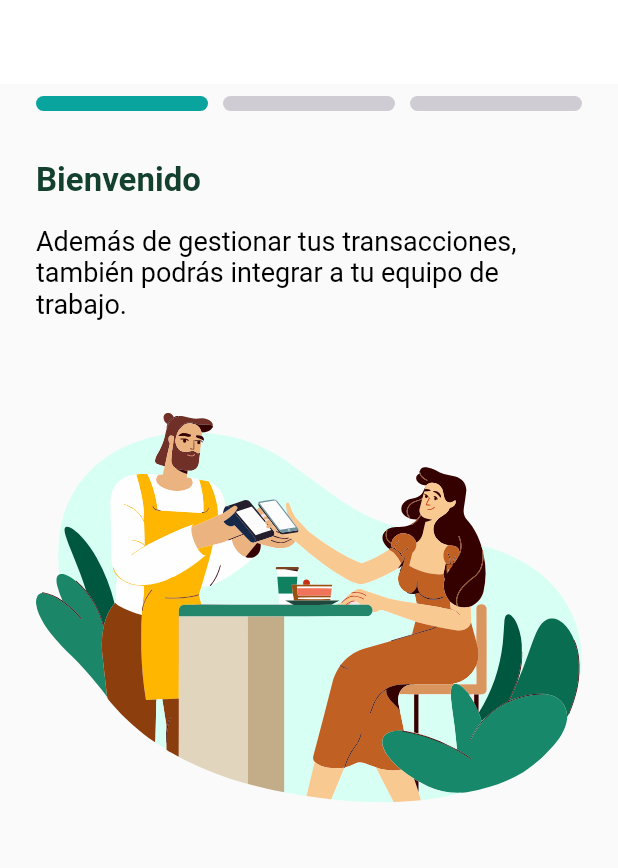
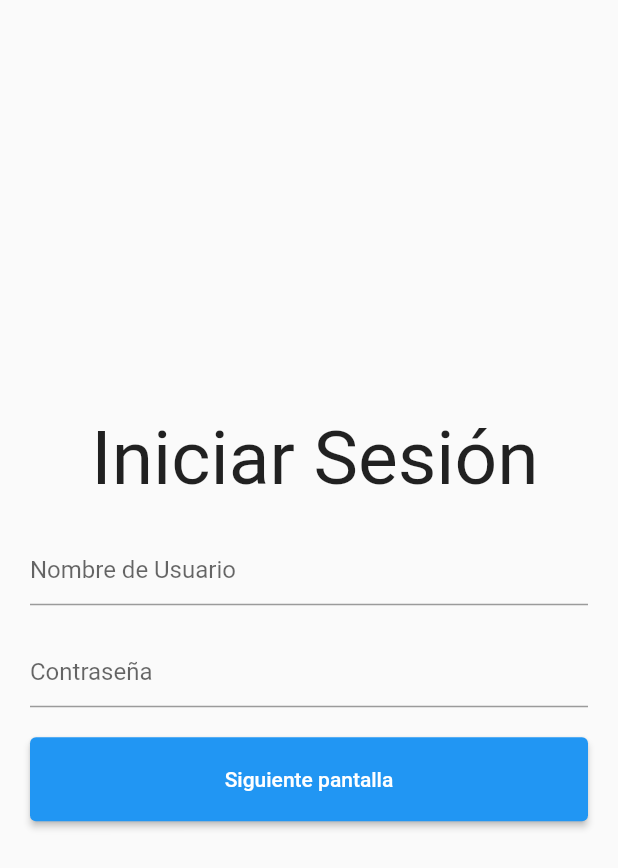
Before and after one commit to DavidEMV1622/credibanco_HU_One, a Flutter app: the screen it shows after launch, on a phone screen of 412 x 824 dp. Shown: the top 868 px of the screen. Run offline on Flutter 3.47's test engine with Material 2 defaults, Android fonts, the phone set to English and light mode, and no system bars; our stand-ins replace flutter_secure_storage, flutter_svg.

```diff
--- a/lib/app.dart
+++ b/lib/app.dart
@@ -1,5 +1,5 @@
-import 'package:credibanco_hu_aca_1715/presentation/screens/avisos_page.dart';
 import 'package:flutter/material.dart';
+import 'presentation/screens/Login_page.dart';
 
 class MyApp extends StatelessWidget {
   const MyApp({super.key});
@@ -10,8 +10,7 @@ class MyApp extends StatelessWidget {
       debugShowCheckedModeBanner: false,
       // widget principal
       home: Center(
-        child: AvisoPage(),
-        //child: ListViewPage(),
+        child: LoginPage(),
       ),
     );
   }
--- /dev/null
+++ b/lib/presentation/screens/Login_page.dart
@@ -0,0 +1,108 @@
+import 'package:flutter/material.dart';
+
+import '../utils/flutter_secure_storage.dart';
+import 'avisos_page.dart';
+
+class LoginPage extends StatefulWidget {
+  const LoginPage({super.key});
+
+  @override
+  State<LoginPage> createState() => _LoginPageState();
+}
+
+class _LoginPageState extends State<LoginPage> {
+
+  // Llave global
+  final GlobalKey<FormState> _formKey = GlobalKey();
+  // Declarar el llamado de la clase SecureStorageMethods para utilizar el metodo get en los controladores
+  final SecureStorageMethods _secureStorageMethods = SecureStorageMethods();
+
+
+  // Se ejecuta una vez antes de que se ejecute el StatefulWidget
+  @override
+  void initState() {
+    super.initState();
+    fetchSecureStorageData();
+  }
+
+  // Metodo para asignar true IsfirstTime
+  Future <void> fetchSecureStorageData() async {
+    await _secureStorageMethods.setIsfirstTime(true); // Para inicializar las notificaciones a true
+  }
+
+  @override
+  Widget build(BuildContext context) {
+    return Scaffold(
+      body: SafeArea(
+        child: Padding(
+          padding: const EdgeInsets.symmetric(horizontal: 20),
+          child: Form(
+            key: _formKey,
+            child: Column(
+              mainAxisAlignment: MainAxisAlignment.center,
+              children: [
+
+                // Manejo del titulo
+                const Padding(
+                  padding: EdgeInsets.only(left: 8.0),
+                  child: Text(
+                    'Iniciar Sesión',
+                    style: TextStyle(fontSize: 50),
+                  ),
+                ),
+
+                // Manejo del formulario usuario
+                Padding(
+                  padding: const EdgeInsets.only(top: 20),
+                  child: TextFormField(
+                    decoration: const InputDecoration(
+                      hintText: 'Nombre de Usuario',
+                    ),
+                  ),
+                ),
+
+                // Manejo del formulario de la contraseña
+                Padding(
+                  padding: const EdgeInsets.only(top: 20),
+                  child: TextFormField(
+                    obscureText: true,
+                    decoration: const InputDecoration(
+                      hintText: 'Contraseña',
+                    ),
+                  ),
+                ),
+
+                // Manejo del boton
+                Padding(
+                  padding: const EdgeInsets.only(top: 20),
+                  child: SizedBox(
+                    width: MediaQuery.of(context).size.width, // Largo del boton Response
+                    child: ElevatedButton(
+                      onPressed: () async {
+                        // Se obtiene el estado de IsfirstTime si es true o false
+                        bool? isFirstTime = await _secureStorageMethods.getIsFirstTime();
+
+                        // Si IsfirstTime es true, se pasa a las ventanas de avisos de lo contrario pasa a la ventana de inicio de sesion
+                        if (isFirstTime!) {
+                          await _secureStorageMethods.setIsfirstTime(false);
+                          Navigator.push(context, MaterialPageRoute(builder: (context) => const AvisoPage()));
+                        } else {
+
+                        }
+                      },
+                      // Texto del boton
+                      child: const Padding(
+                        padding: EdgeInsets.symmetric(vertical: 20.0),
+                        child: Text('Siguiente pantalla'),
+                      ),
+                    ),
+                  ),
+                ),
+              ],
+            ),
+          ),
+        ),
+      ),
+    );
+  }
+}
--- a/lib/presentation/utils/TextFormatter.dart
+++ b/lib/presentation/utils/TextFormatter.dart
@@ -27,7 +27,7 @@ Widget subtituloUno(String texto) {
         fontSize: 22,
         color: CustomColors.colorVerdeOscuroFuerte,
         fontWeight: FontWeight.bold,
-        //fontFamily: "Gilroy_Bold",
+        fontFamily: "Gilroy_Bold",
       ),
       textAlign: TextAlign.center,
     ),
@@ -43,7 +43,7 @@ Widget subtituloDos(String texto, double fontSizeText) {
         fontSize: fontSizeText,
         color: CustomColors.colorVerdeOscuroFuerte,
         fontWeight: FontWeight.bold,
-        //fontFamily: "Gilroy_Bold",
+        fontFamily: "Gilroy_Bold",
       ),
       textAlign: TextAlign.center,
     ),
--- /dev/null
+++ b/lib/presentation/utils/flutter_secure_storage.dart
@@ -0,0 +1,18 @@
+import 'package:flutter_secure_storage/flutter_secure_storage.dart';
+
+class SecureStorageMethods {
+
+  final storage = const FlutterSecureStorage();
+
+  final String _keyIsFirstTime = 'isFirstTime';
+
+
+  Future setIsfirstTime(bool isFirstTime) async {
+    await storage.write(key: _keyIsFirstTime, value: isFirstTime.toString());
+  }
+
+  Future<bool?> getIsFirstTime() async {
+    var isFirstTimeValue = await storage.read(key: _keyIsFirstTime);
+    return isFirstTimeValue == 'true';
+  }
+}
--- a/lib/presentation/widgets/barrProgress.dart
+++ b/lib/presentation/widgets/barrProgress.dart
@@ -33,6 +33,7 @@ class _ProgressBarrState extends State<ProgressBarr> {
             ),
 
           itemBuilder: (BuildContext context, index) => // Manejo de cada barra
+            // Container para el diseño de la barra de progreso
             Container(
               height: 4.5,
               /* se resta la cantidad de barras a pintar - 1 para que no se agregue un espacio de 10 adicional en la
@@ -47,7 +48,7 @@ class _ProgressBarrState extends State<ProgressBarr> {
               width: ((size.width - ((widget.cantidadBarr - 1) * 10)) - 48) / widget.cantidadBarr,
               decoration: BoxDecoration(
                 // Se pinta de un color o no cuando pase de pantalla
-                color: widget.pageActual < index ?  CustomColors.colorGris_4 : CustomColors.colorVerdePantano,
+                color: widget.pageActual <= index ?  CustomColors.colorGris_4 : CustomColors.colorVerdePantano,
                 borderRadius: BorderRadius.circular(20),
               ),
             ),
```
Also changed, not shown: lib/presentation/widgets/listView_prueba.dart (deleted, +0 -80 lines), pubspec.yaml (+3 -5 lines), fonts/gbb__.ttf (deleted), pubspec.lock, 5 other files.
